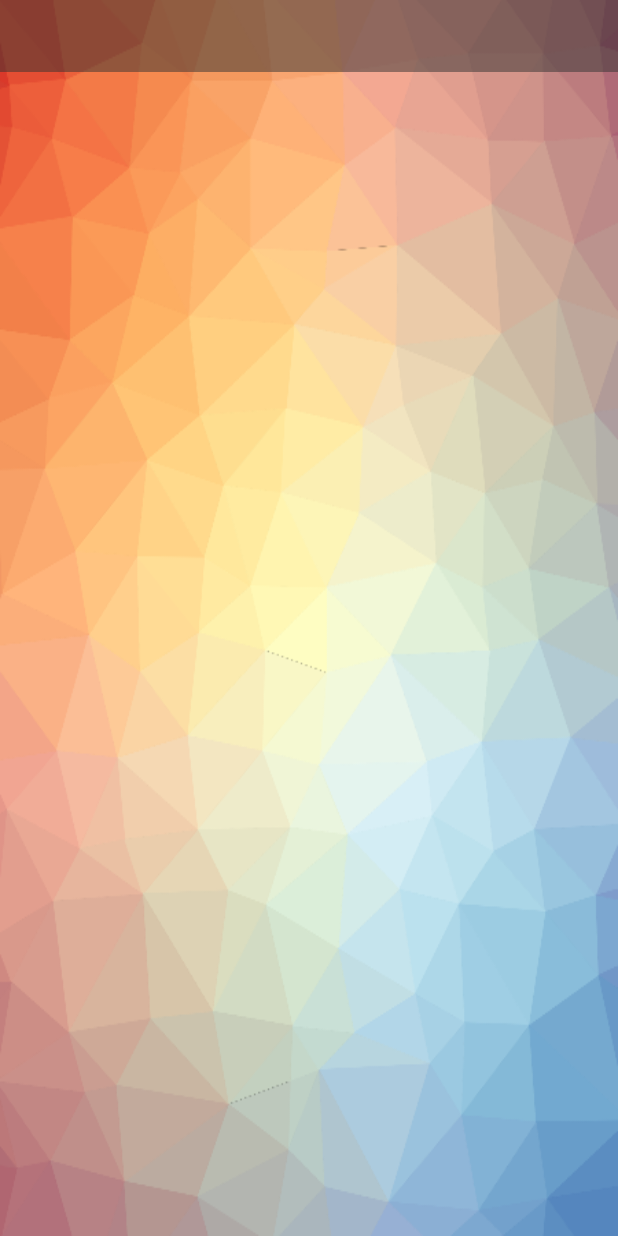
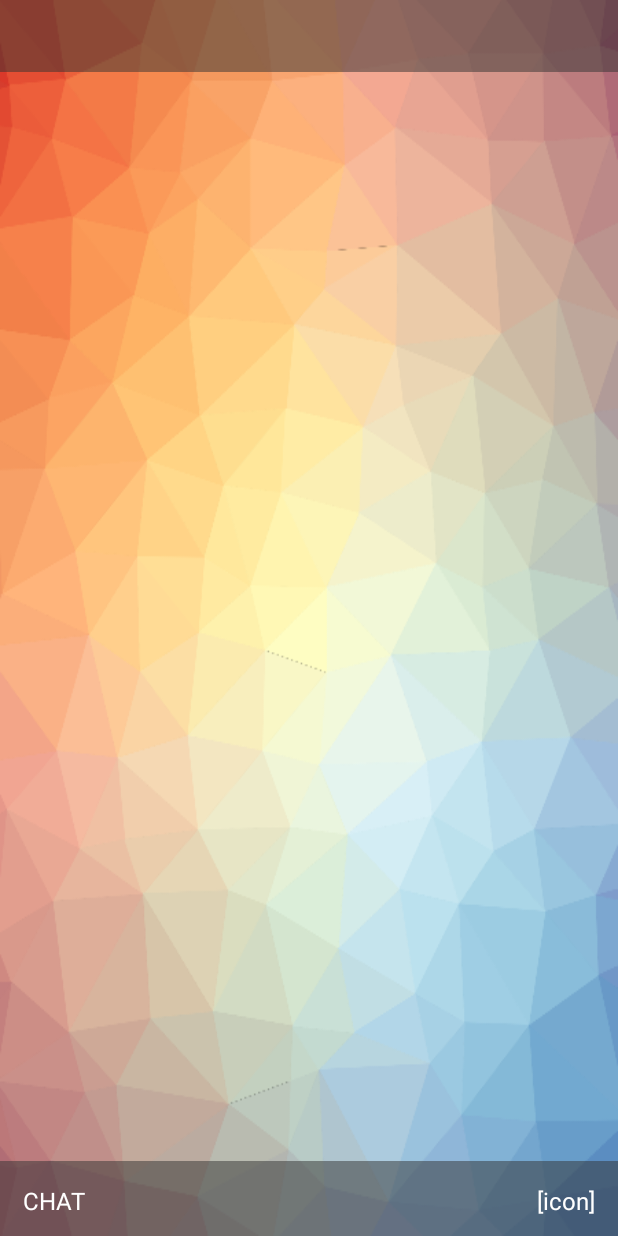
Before and after one commit to uclaradio/uclaradio-android, an Android app: the layout activity_main.xml on its own in the app's theme, with its tools: preview values and no code run, on a phone screen of 412 x 824 dp. Run offline under Robolectric (Android 15) with nearby library versions, the phone set to English and light mode, and no system bars.

Commit message:
Added chat BottomSheet with placeholders

```diff
--- a/app/src/main/res/layout/activity_main.xml
+++ b/app/src/main/res/layout/activity_main.xml
@@ -1,17 +1,21 @@
 <?xml version="1.0" encoding="utf-8"?>
 <android.support.design.widget.CoordinatorLayout
     xmlns:android="http://schemas.android.com/apk/res/android"
+    xmlns:app="http://schemas.android.com/apk/res-auto"
     android:id="@+id/main_layout_container"
     android:layout_width="match_parent"
     android:layout_height="match_parent">
-    <LinearLayout
+    <android.support.constraint.ConstraintLayout
         android:layout_width="match_parent"
         android:layout_height="match_parent"
-        android:orientation="vertical">
+        android:layout_marginBottom="50dp">
 
         <android.support.design.widget.TabLayout
             android:id="@+id/sliding_tabs"
             style="@style/MyCustomTabLayout"
+            app:layout_constraintTop_toTopOf="parent"
+            app:layout_constraintStart_toStartOf="parent"
+            app:layout_constraintEnd_toEndOf="parent"
             android:layout_width="match_parent"
             android:layout_height="wrap_content"
             android:background="#80333333"/>
@@ -19,9 +23,12 @@
         <android.support.v4.view.ViewPager
             android:id="@+id/viewpager"
             android:layout_width="match_parent"
-            android:layout_height="match_parent"
+            android:layout_height="0dp"
+            app:layout_constraintTop_toBottomOf="@id/sliding_tabs"
+            app:layout_constraintBottom_toBottomOf="parent"
             android:background="@android:color/transparent" />
-    </LinearLayout>
 
-    <!--<include layout="@layout/show_bottom_sheet_layout" />-->
+    </android.support.constraint.ConstraintLayout>
+
+    <include layout="@layout/chat_bottom_sheet_layout" />
 </android.support.design.widget.CoordinatorLayout>
--- /dev/null
+++ b/app/src/main/res/layout/chat_bottom_sheet_layout.xml
@@ -0,0 +1,73 @@
+<?xml version="1.0" encoding="utf-8"?>
+<android.support.constraint.ConstraintLayout
+    xmlns:android="http://schemas.android.com/apk/res/android"
+    xmlns:app="http://schemas.android.com/apk/res-auto"
+    android:layout_width="match_parent"
+    android:layout_height="wrap_content"
+    android:padding="15dp"
+    app:layout_behavior="android.support.design.widget.BottomSheetBehavior"
+    android:background="#80333333"
+    app:behavior_hideable="false"
+    app:behavior_peekHeight="50dp">
+
+    <TextView
+      android:id="@+id/chat_label"
+      android:layout_width="wrap_content"
+      android:layout_height="50dp"
+      android:text="CHAT"
+      app:layout_constraintTop_toTopOf="parent"
+      app:layout_constraintStart_toStartOf="parent"
+      android:textColor="@android:color/white"
+      android:textSize="16sp" />
+
+    <TextView
+      android:id="@+id/chat_icon"
+      android:layout_width="wrap_content"
+      android:layout_height="50dp"
+      android:text="[icon]"
+      app:layout_constraintTop_toTopOf="parent"
+      app:layout_constraintEnd_toEndOf="parent"
+      android:textColor="@android:color/white"
+      android:textSize="16sp" />
+
+    <android.support.v7.widget.RecyclerView
+      android:id="@+id/chat_messages"
+      android:layout_width="match_parent"
+      android:layout_height="0dp"
+      android:scrollbars="vertical"
+      app:layout_constraintTop_toBottomOf="@id/chat_label"
+      app:layout_constraintEnd_toEndOf="parent"
+      app:layout_constraintStart_toStartOf="parent"
+      app:layout_constraintBottom_toTopOf="@id/chat_newmessage" />
+
+    <android.support.constraint.ConstraintLayout
+      android:id="@+id/chat_newmessage"
+      android:layout_width="match_parent"
+      android:layout_height="50dp"
+      app:layout_constraintTop_toBottomOf="@id/chat_messages"
+      app:layout_constraintBottom_toBottomOf="parent"
+      app:layout_constraintStart_toStartOf="parent"
+      app:layout_constraintEnd_toEndOf="parent">
+      <EditText
+        android:id="@+id/newmessage_edit"
+        android:layout_width="0dp"
+        android:layout_height="50dp"
+        android:hint="@string/new_message"
+        app:layout_constraintStart_toStartOf="parent"
+        app:layout_constraintEnd_toStartOf="@id/newmessage_send"
+        app:layout_constraintTop_toTopOf="parent"
+        app:layout_constraintBottom_toBottomOf="parent" />
+      <TextView
+        android:id="@+id/newmessage_send"
+        android:layout_width="wrap_content"
+        android:layout_height="50dp"
+        android:text="[icon]"
+        app:layout_constraintTop_toTopOf="@id/newmessage_edit"
+        app:layout_constraintBottom_toBottomOf="@id/newmessage_edit"
+        app:layout_constraintStart_toEndOf="@id/newmessage_edit"
+        app:layout_constraintEnd_toEndOf="parent"
+        android:textColor="@android:color/white" />
+
+    </android.support.constraint.ConstraintLayout>
+
+</android.support.constraint.ConstraintLayout>
--- a/app/src/main/res/values/strings.xml
+++ b/app/src/main/res/values/strings.xml
@@ -47,6 +47,8 @@
     <string name="something_wrong">Something went wrong with Radio. Reconnecting…</string>
     <string name="reconnecting">Reconnecting to Radio stream...</string>
 
+    <string name="new_message">Write a message</string>
+
     <string-array name="days_of_week">
         <item>Sunday</item>
         <item>Monday</item>
```
